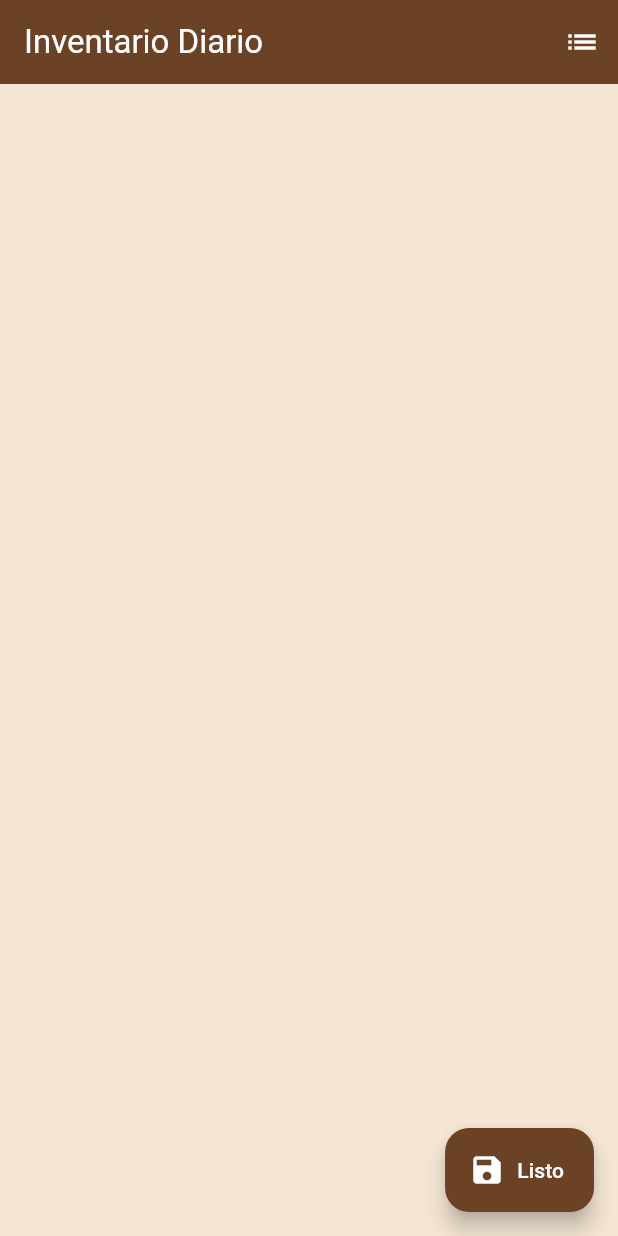
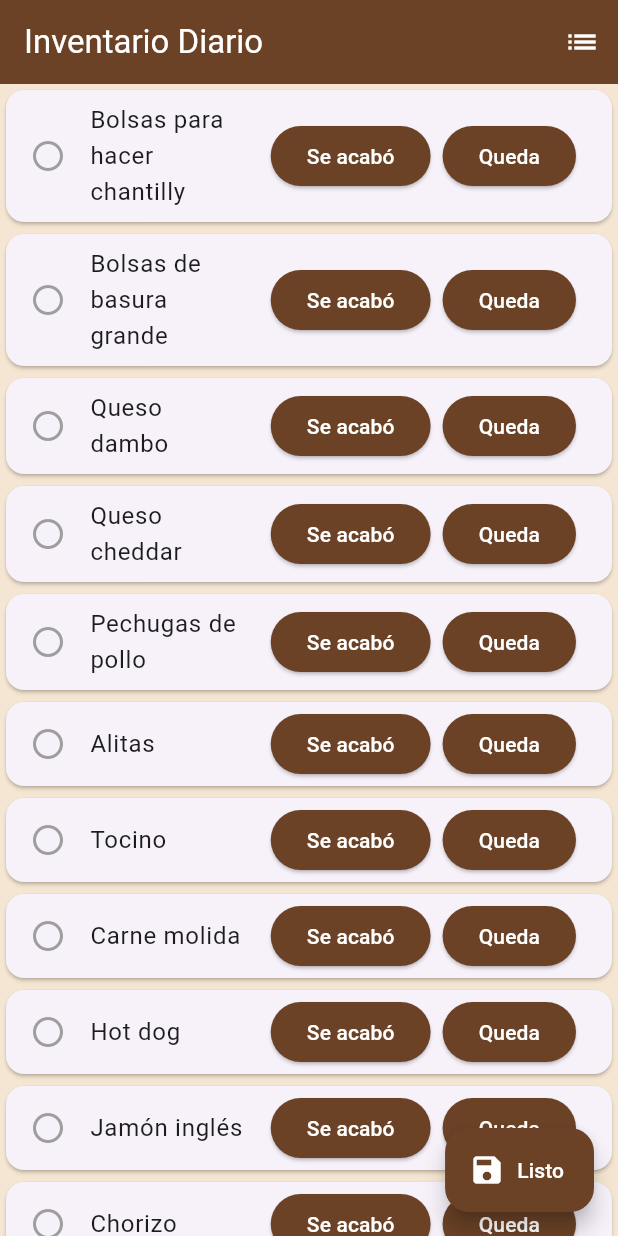
Before and after one commit to Mactaim/inventario_app, a Flutter app: the screen it shows after launch, on a phone screen of 412 x 824 dp. Run offline on Flutter 3.47's test engine with Material 3 defaults, Android fonts, the phone set to English and light mode, and no system bars; our stand-ins replace shared_preferences, sqflite; accounts and stored records are empty.

Commit message:
Inventario completo: lista de productos integrada y guardado agrupado por fecha

```diff
--- a/lib/main.dart
+++ b/lib/main.dart
@@ -13,7 +13,100 @@ class MyApp extends StatefulWidget {
 }
 
 class _MyAppState extends State<MyApp> {
-  final List<String> productos = [/* ... tu lista completa ... */];
+  final List<String> productos = [
+  "Bolsas para hacer chantilly",
+  "Bolsas de basura grande",
+  "Queso dambo",
+  "Queso cheddar",
+  "Pechugas de pollo",
+  "Alitas",
+  "Tocino",
+  "Carne molida",
+  "Hot dog",
+  "Jamón inglés",
+  "Chorizo",
+  "Pan multigrano",
+  "Pan de molde blanco",
+  "Croissant",
+  "Ciabatta",
+  "Pan hamburguesa",
+  "Pan broche",
+  "Papa",
+  "Palta",
+  "Tomate",
+  "Lechuga",
+  "Cebolla",
+  "Apio",
+  "Albaca",
+  "Culantro",
+  "Limón",
+  "Mango",
+  "Piña fresca",
+  "Piña en lata",
+  "Papaya",
+  "Fresa fresca",
+  "Fresa para waffle",
+  "Plátano",
+  "Lucuma",
+  "Maracuyá fresca",
+  "Maracuyá en caja",
+  "Jugo de maracuyá",
+  "Azúcar blanca",
+  "Azúcar rubia",
+  "Azúcar glass",
+  "Azúcar impalpable",
+  "Harina",
+  "Avena",
+  "Miel",
+  "Aceite",
+  "Oliva",
+  "Vinagre",
+  "Orégano",
+  "Vainilla",
+  "Huevo",
+  "Leche",
+  "Mantequilla",
+  "Chantilly",
+  "Fudge",
+  "Ketchup balde",
+  "Mostaza balde",
+  "Salsa BBQ",
+  "Salsa acevichada",
+  "Salsa de tomate",
+  "Jarabe de goma",
+  "Jarabe de menta",
+  "Jarabe de menta (duplicado corregido)",
+  "Matcha",
+  "Togarashi",
+  "Ayudín",
+  "Taper chico para llevar",
+  "Bolsa papel delivery (pequeño y grande)",
+  "Bolsa celofán 7x10",
+  "Bolsa para llevar",
+  "Vasos acrílicos",
+  "Vasos de jugo transparentes 18 oz",
+  "Vasito de helados",
+  "Vaso de frappe",
+  "Cucharitas descartables",
+  "Sorbetes para jugo",
+  "Cañas frappe",
+  "Servilletas",
+  "Papel manteca",
+  "Papel toalla cocina",
+  "Papel toalla baño",
+  "Pañitos amarillos",
+  "Galleta Oreo",
+  "Rosquitas",
+  "Pecanas",
+  "Bouls para producción",
+  "Lapicero azul o negro",
+  "Cuaderno para lista",
+  "Hielo",
+  "Agua con gas",
+  "Agua sin gas",
+  "Coca Cola",
+  "Inca Kola",
+];
 
   Set<String> productosMarcados = {};
   List<Map<String, String>> registrosPendientes = []; // 👈 lista temporal
```
Also changed, not shown: 2 other files.
